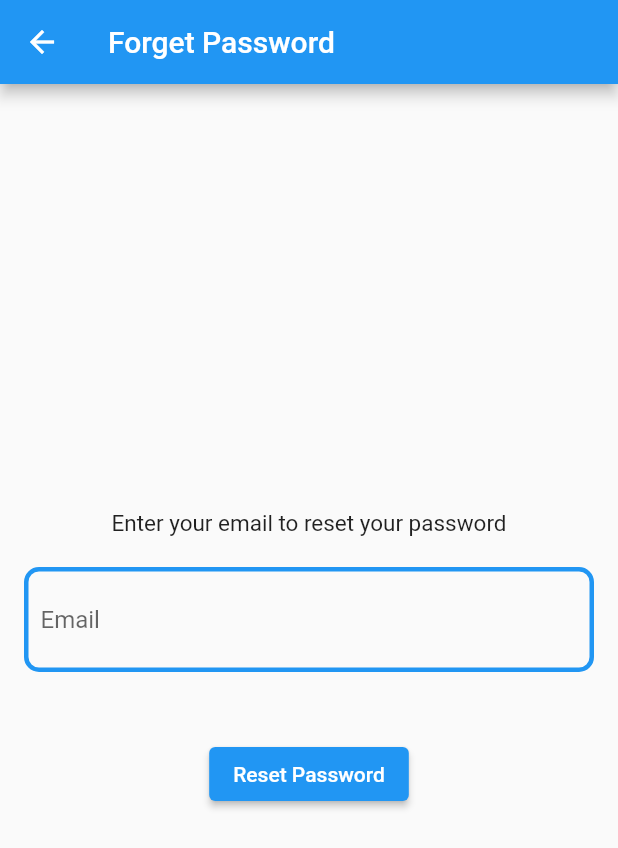
After one commit to bounswe/bounswe2023group3, a Flutter app: the ForgetPassInitScreen screen opened directly, after a tap on "Reset Password", on a phone screen of 412 x 824 dp. The commit adds this screen. Shown: the top 848 px of the screen. Run offline on Flutter 3.47's test engine with Material 2 defaults, Android fonts, the phone set to English and light mode, and no system bars; our stand-ins replace email_validator.

Commit message:
forget password page created.

```diff
--- /dev/null
+++ b/app/mobile/lib/view/forgetpassword/forgetpassinitScreen.dart
@@ -0,0 +1,95 @@
+import 'package:flutter/material.dart';
+import 'package:email_validator/email_validator.dart';
+import 'package:mobile_app/services/emailVerification.dart';
+import 'package:mobile_app/view/utils/customTextField.dart';
+import 'package:http/http.dart' as http;
+
+class ForgetPassInitScreen extends StatefulWidget {
+
+  const ForgetPassInitScreen({super.key});
+
+  @override
+  State<ForgetPassInitScreen> createState() => _ForgetPassInitScreenState();
+}
+
+class _ForgetPassInitScreenState extends State<ForgetPassInitScreen> {
+
+  bool isEmailValid = true; // Track email validation
+  bool emptyEmail = false;
+  bool emailFound = false;
+
+
+  final TextEditingController emailController = TextEditingController();
+
+  void validateEmail(String email) {
+    setState(() {
+      emptyEmail = false;
+      if (email.isEmpty) {
+        isEmailValid = true;
+      } else {
+        isEmailValid = EmailValidator.validate(email);
+      }
+    });
+  }
+
+  void resetPass() async {
+    String email = emailController.text;
+    if (email.isEmpty) {
+      setState(() {
+        emptyEmail = true;
+      });
+    }
+
+    if (emptyEmail) {
+      return;
+    }
+    // Perform email verification and navigate to the next screen if successful
+    EmailVerification emailVerification = EmailVerification();
+    http.Response response = await emailVerification.login(email);
+    print(response.body);
+
+    //NEW: there will be code that connects response to emailFound
+
+    if(emailFound == true){
+      //Navigator.pushNamed(context, "");
+    }
+
+
+
+  }
+
+  @override
+  Widget build(BuildContext context) {
+    return Scaffold(
+      appBar: AppBar(
+        title: Text('Forget Password'),
+      ),
+      body: Padding(
+        padding: const EdgeInsets.all(16.0),
+        child: Column(
+          mainAxisAlignment: MainAxisAlignment.center,
+          children: <Widget>[
+            Text(
+              'Enter your email to reset your password',
+              style: TextStyle(fontSize: 15.0),
+            ),
+            SizedBox(height: 20.0),
+            CustomTextField(
+              labelText: 'Email',
+              controller: emailController,
+              keyboardType: TextInputType.emailAddress,
+              onChanged: validateEmail,
+              errorText: isEmailValid ? "" : 'Enter a valid email',
+            ),
+            SizedBox(height: 20.0),
+            ElevatedButton(
+              onPressed: isEmailValid ? resetPass : null,
+              child: Text('Reset Password'),
+            ),
+
+          ],
+        ),
+      ),
+    );
+  }
+}
--- a/app/mobile/lib/view/login/loginScreen.dart
+++ b/app/mobile/lib/view/login/loginScreen.dart
@@ -2,7 +2,7 @@ import 'package:email_validator/email_validator.dart';
 import 'package:flutter/material.dart';
 import 'package:http/http.dart' as http;
 import 'package:mobile_app/services/authService.dart';
-import 'customTextField.dart';
+import 'package:mobile_app/view/utils/customTextField.dart';
 import 'package:mobile_app/view/signup/signupScreen.dart';
 
 class LoginScreen extends StatefulWidget {
@@ -78,9 +78,11 @@ class _LoginScreenState extends State<LoginScreen> {
   }
 
   void navigateToSignupPage() {
+
     Navigator.push(
         context, MaterialPageRoute(builder: (context) => const SignupScreen()));
   }
+
 
   @override
   Widget build(BuildContext context) {
@@ -115,8 +117,15 @@ class _LoginScreenState extends State<LoginScreen> {
               onPressed: isEmailValid && isPasswordValid ? login : null,
               child: const Text('Login'),
             ),
+            TextButton(
+              onPressed: () {
+                // Continue as Guest
+                Navigator.pushNamed(context, "/fpassinit");
+              },
+              child: const Text('Forget Password?'),
+            ),
             Padding(
-              padding: const EdgeInsets.all(10),
+              padding: const EdgeInsets.all(8),
               child: Column(
                 children: [
                   Text(
@@ -133,7 +142,7 @@ class _LoginScreenState extends State<LoginScreen> {
                   ),
                   const SizedBox(height: 16),
                   GestureDetector(
-                    onTap: navigateToSignupPage,
+                    onTap: () {Navigator.pushNamed(context, "/sign");},
                     child: const Text(
                       'Don\'t have an account? Sign up here',
                       style: TextStyle(
--- a/app/mobile/lib/view/signup/signupScreen.dart
+++ b/app/mobile/lib/view/signup/signupScreen.dart
@@ -1,6 +1,6 @@
 import 'package:flutter/material.dart';
 import 'package:email_validator/email_validator.dart';
-import 'package:mobile_app/view/login/customTextField.dart';
+import 'package:mobile_app/view/utils/customTextField.dart';
 import 'package:mobile_app/services/signuser.dart';
 
 class SignupScreen extends StatefulWidget {
```
Also changed, not shown: app/mobile/lib/services/emailVerification.dart (added), app/mobile/lib/view/utils/customTextField.dart (renamed from app/mobile/lib/view/login/customTextField.dart).
